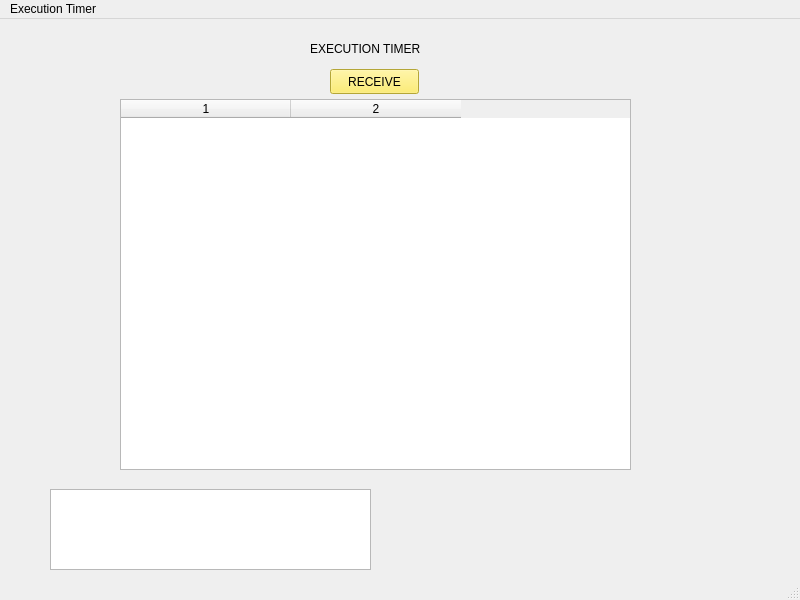
The window that ExecutionTimerFinalVersion/ExecutionTimerInterface/FirstQTProject/mainwindow.ui (simsekonur/StaticLibraryAppTraining) describes before a commit, drawn with Qt 5.
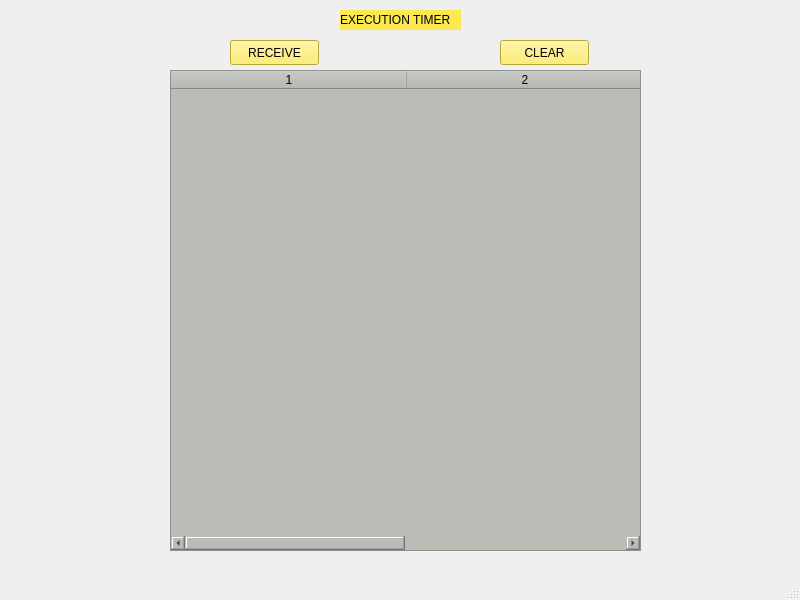
The same window after the commit.

Diff of the .ui file:
```diff
--- a/ExecutionTimerFinalVersion/ExecutionTimerInterface/FirstQTProject/mainwindow.ui
+++ b/ExecutionTimerFinalVersion/ExecutionTimerInterface/FirstQTProject/mainwindow.ui
@@ -17,8 +17,8 @@
    <widget class="QPushButton" name="pushButton">
     <property name="geometry">
      <rect>
-      <x>330</x>
-      <y>50</y>
+      <x>230</x>
+      <y>40</y>
       <width>89</width>
       <height>25</height>
      </rect>
@@ -31,30 +31,28 @@
      <string>RECEIVE</string>
     </property>
    </widget>
-   <widget class="QListWidget" name="listWidget">
-    <property name="geometry">
-     <rect>
-      <x>50</x>
-      <y>470</y>
-      <width>321</width>
-      <height>81</height>
-     </rect>
-    </property>
-   </widget>
    <widget class="QTableWidget" name="tableWidget">
     <property name="geometry">
      <rect>
-      <x>120</x>
-      <y>80</y>
-      <width>511</width>
-      <height>371</height>
+      <x>170</x>
+      <y>70</y>
+      <width>471</width>
+      <height>481</height>
      </rect>
     </property>
+    <property name="styleSheet">
+     <string notr="true">background-color: rgb(186, 189, 182);
+font: 75 11pt &quot;Ubuntu Mono&quot;;
+</string>
+    </property>
+    <property name="rowCount">
+     <number>0</number>
+    </property>
     <property name="columnCount">
      <number>2</number>
     </property>
     <attribute name="horizontalHeaderDefaultSectionSize">
-     <number>170</number>
+     <number>236</number>
     </attribute>
     <column/>
     <column/>
@@ -62,16 +60,37 @@
    <widget class="QLabel" name="label">
     <property name="geometry">
      <rect>
-      <x>310</x>
-      <y>20</y>
-      <width>261</width>
+      <x>340</x>
+      <y>10</y>
+      <width>121</width>
       <height>20</height>
      </rect>
     </property>
+    <property name="styleSheet">
+     <string notr="true">background-color: rgb(252, 233, 79);
+font: 75 11pt &quot;Ubuntu Mono&quot;;</string>
+    </property>
     <property name="text">
      <string>EXECUTION TIMER</string>
     </property>
    </widget>
+   <widget class="QPushButton" name="pushButton_2">
+    <property name="geometry">
+     <rect>
+      <x>500</x>
+      <y>40</y>
+      <width>89</width>
+      <height>25</height>
+     </rect>
+    </property>
+    <property name="styleSheet">
+     <string notr="true">background-color: rgb(252, 233, 79);
+font: 75 11pt &quot;Ubuntu Mono&quot;;</string>
+    </property>
+    <property name="text">
+     <string>CLEAR</string>
+    </property>
+   </widget>
   </widget>
   <widget class="QMenuBar" name="menubar">
    <property name="geometry">
@@ -82,12 +101,6 @@
      <height>22</height>
     </rect>
    </property>
-   <widget class="QMenu" name="menuExecution_Timer">
-    <property name="title">
-     <string>Execution Timer</string>
-    </property>
-   </widget>
-   <addaction name="menuExecution_Timer"/>
   </widget>
   <widget class="QStatusBar" name="statusbar"/>
  </widget>
```
